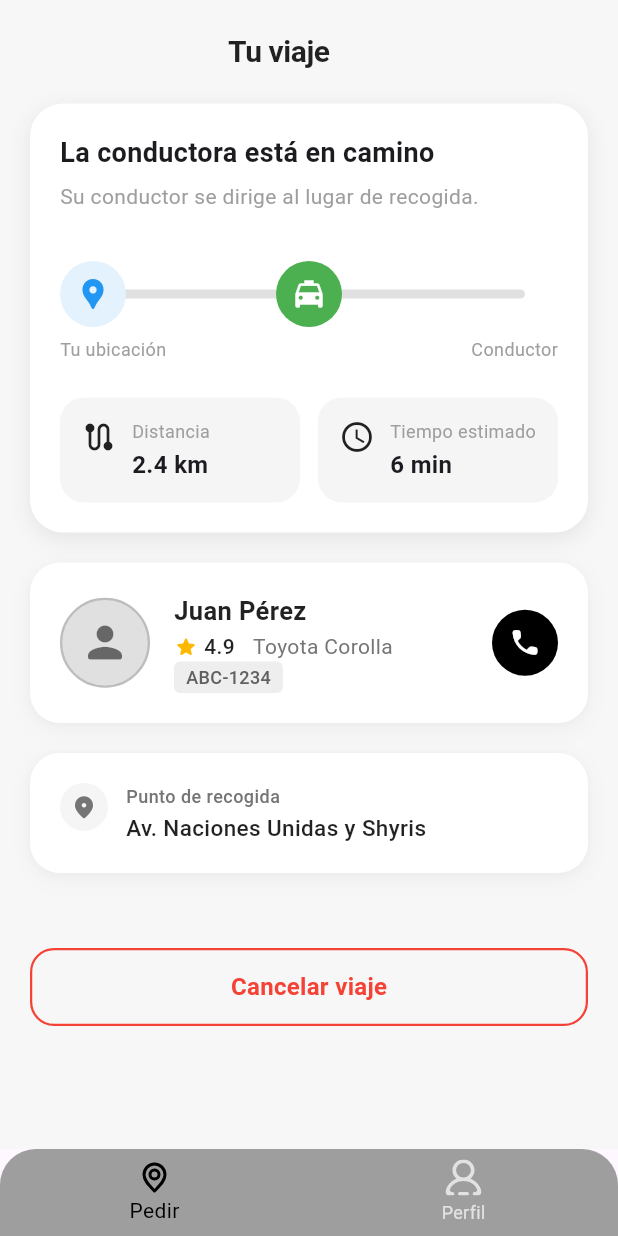
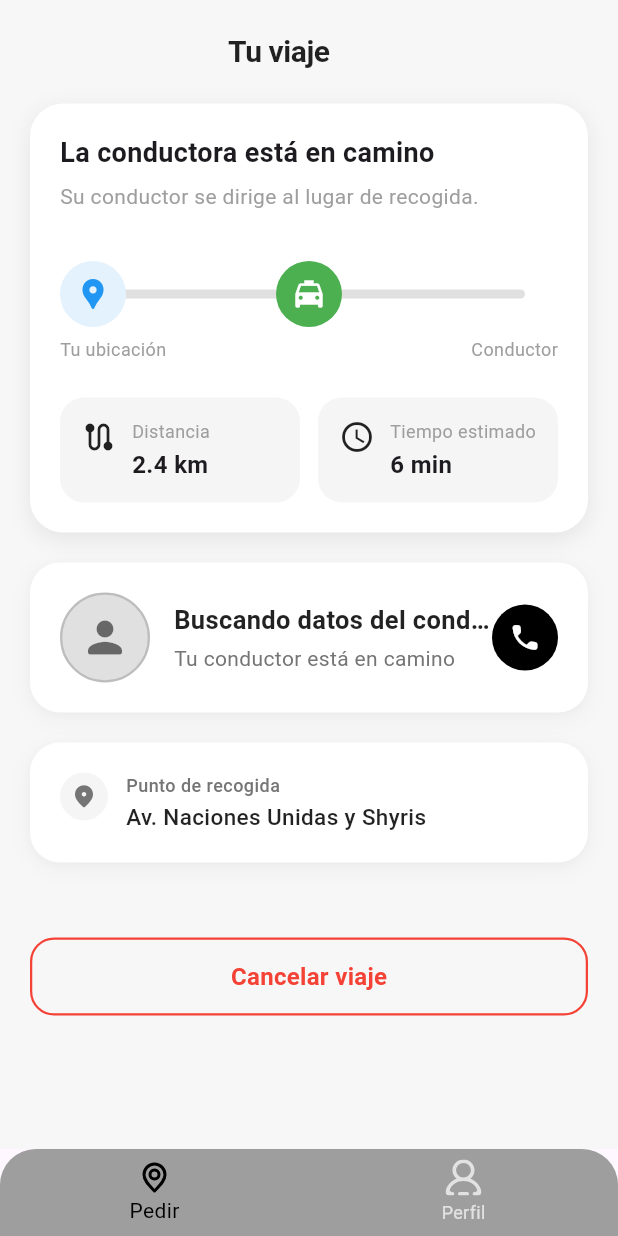
Before and after one commit to areascript22/project-taxi-passenger, a Flutter app: the BookingView screen opened directly, after a tap on "Go to Ride tracking Screen", on a phone screen of 412 x 824 dp. Run offline on Flutter 3.47's test engine with Material 3 defaults, Android fonts, the phone set to English and light mode, and no system bars; our stand-ins replace bloc, dartz, dio, firebase_auth, firebase_core, firebase_database and 10 more; missing offline and left inert: dio_smart_retry; accounts and stored records are empty; project files that could hold a hidden picture were left out.

Commit message:
feat: show the driver's data

```diff
--- a/lib/features/ride_tracking/domain/entity/ride_entity.dart
+++ b/lib/features/ride_tracking/domain/entity/ride_entity.dart
@@ -6,10 +6,12 @@ class DriverEntity {
 
   DriverEntity({required this.name, required this.photo});
 
-  factory DriverEntity.fromJson(Map<String, dynamic> json) {
+  factory DriverEntity.fromJson(Map<dynamic, dynamic>? json) {
+    if (json == null) return DriverEntity(name: '', photo: '');
+
     return DriverEntity(
-      name: json['name'] as String? ?? '',
-      photo: json['photo'] as String? ?? '',
+      name: json['displayName'] as String? ?? '',
+      photo: json['photoUrl'] as String? ?? '',
     );
   }
 }
@@ -24,8 +26,13 @@ class RideEntity {
   });
 
   factory RideEntity.fromJson(Map<String, dynamic> json) {
+    // El driver_app escribe la data del conductor anidada en driver.data
+    final driverNode = json['driver'];
+    final driverData =
+        driverNode is Map ? driverNode['data'] as Map<dynamic, dynamic>? : null;
+
     return RideEntity(
-      driver: DriverEntity.fromJson(json),
+      driver: DriverEntity.fromJson(driverData),
       rideStatus: _statusMapper(json['status'] as String?),
     );
   }
--- a/lib/features/ride_tracking/presentation/bloc/ride_tracking_bloc.dart
+++ b/lib/features/ride_tracking/presentation/bloc/ride_tracking_bloc.dart
@@ -37,7 +37,7 @@ class RideTrackingBloc extends Bloc<RideTrackingEvent, RideTrackingState> {
   void _onRideUpdated(RideUpdated event, Emitter<RideTrackingState> emit) {
     final ride = event.ride;
     debugPrint("Ride update event called ; ${ride}");
-    emit(state.copyWith(status: ride.rideStatus));
+    emit(state.copyWith(status: ride.rideStatus, ride: ride));
   }
 
   Future<void> _onStop(StopRideTracking event, Emitter<RideTrackingState> emit,
--- a/lib/features/ride_tracking/presentation/screen/ride_tracking_screen.dart
+++ b/lib/features/ride_tracking/presentation/screen/ride_tracking_screen.dart
@@ -1,4 +1,8 @@
 import 'package:flutter/material.dart';
+import 'package:flutter_bloc/flutter_bloc.dart';
+import 'package:get_it/get_it.dart';
+import 'package:passenger_app/features/ride_tracking/domain/entity/ride_entity.dart';
+import 'package:passenger_app/features/ride_tracking/presentation/bloc/ride_tracking_bloc.dart';
 import 'package:passenger_app/features/ride_tracking/presentation/widget/driver_distance_indicator.dart';
 
 class RideTrackingScreen extends StatelessWidget {
@@ -6,6 +10,22 @@ class RideTrackingScreen extends StatelessWidget {
 
   @override
   Widget build(BuildContext context) {
+    return BlocProvider.value(
+      value: GetIt.instance<RideTrackingBloc>(),
+      child: const _RideTrackingView(),
+    );
+  }
+}
+
+class _RideTrackingView extends StatelessWidget {
+  const _RideTrackingView();
+
+  @override
+  Widget build(BuildContext context) {
+    return BlocBuilder<RideTrackingBloc, RideTrackingState>(
+      builder: (context, state) {
+        final driver = state.ride?.driver;
+
         return Scaffold(
           backgroundColor: const Color(0xFFF7F7F7),
           body: SafeArea(
@@ -22,7 +42,7 @@ class RideTrackingScreen extends StatelessWidget {
                         children: [
                           DriverDistanceIndicator(progress: 0.50),
                           const SizedBox(height: 20),
-                      _buildDriverCard(),
+                          _buildDriverCard(driver),
                           const SizedBox(height: 20),
                           _buildTripInfo(),
                           const SizedBox(height: 50),
@@ -35,6 +55,8 @@ class RideTrackingScreen extends StatelessWidget {
               ),
             ),
           ),
+        );
+      },
     );
   }
 
@@ -62,45 +84,25 @@ class RideTrackingScreen extends StatelessWidget {
     );
   }
 
-  Widget _buildProgressCard() {
-    return Container(
-      width: double.infinity,
-      padding: const EdgeInsets.all(24),
-      decoration: _cardDecoration(),
-      child: Column(
-        crossAxisAlignment: CrossAxisAlignment.start,
-        children: [
-          const Text(
-            'Conductor en camino',
-            style: TextStyle(
-              fontSize: 18,
-              fontWeight: FontWeight.w600,
-              color: Colors.black87,
-            ),
-          ),
-          const SizedBox(height: 32),
-        ],
-      ),
-    );
-  }
-
-  Widget _buildDriverCard() {
+  Widget _buildDriverCard(DriverEntity? driver) {
     return Container(
       width: double.infinity,
       padding: const EdgeInsets.all(20),
       decoration: _cardDecoration(),
       child: Row(
         children: [
-          _buildDriverPhoto(),
+          _buildDriverPhoto(driver),
           const SizedBox(width: 16),
-          Expanded(child: _buildDriverInfo()),
+          Expanded(child: _buildDriverInfo(driver)),
           _buildCallButton(),
         ],
       ),
     );
   }
 
-  Widget _buildDriverPhoto() {
+  Widget _buildDriverPhoto(DriverEntity? driver) {
+    final hasPhoto = driver != null && driver.photo.isNotEmpty;
+
     return Container(
       width: 60,
       height: 60,
@@ -108,61 +110,46 @@ class RideTrackingScreen extends StatelessWidget {
         shape: BoxShape.circle,
         color: Colors.grey.shade300,
         border: Border.all(color: Colors.grey.shade400, width: 1.5),
+        image:
+            hasPhoto
+                ? DecorationImage(
+                  image: NetworkImage(driver.photo),
+                  fit: BoxFit.cover,
+                )
+                : null,
       ),
-      child: const Center(
+      child:
+          hasPhoto
+              ? null
+              : const Center(
                 child: Icon(Icons.person_rounded, color: Colors.black54, size: 34),
               ),
     );
   }
 
-  Widget _buildDriverInfo() {
+  Widget _buildDriverInfo(DriverEntity? driver) {
+    final driverName =
+        (driver != null && driver.name.isNotEmpty)
+            ? driver.name
+            : 'Buscando datos del conductor...';
+
     return Column(
       crossAxisAlignment: CrossAxisAlignment.start,
       children: [
-        const Text(
-          'Juan Pérez',
-          style: TextStyle(
+        Text(
+          driverName,
+          maxLines: 1,
+          overflow: TextOverflow.ellipsis,
+          style: const TextStyle(
             fontSize: 17,
             fontWeight: FontWeight.w600,
             color: Colors.black87,
           ),
         ),
-        const SizedBox(height: 2),
-        Row(
-          children: [
-            const Icon(Icons.star_rounded, size: 16, color: Color(0xFFFFB800)),
-            const SizedBox(width: 4),
-            const Text(
-              '4.9',
-              style: TextStyle(
-                fontSize: 14,
-                fontWeight: FontWeight.w500,
-                color: Colors.black87,
-              ),
-            ),
-            const SizedBox(width: 12),
+        const SizedBox(height: 4),
         Text(
-              'Toyota Corolla',
+          'Tu conductor está en camino',
           style: TextStyle(fontSize: 14, color: Colors.grey.shade600),
-            ),
-            const SizedBox(width: 12),
-
-          ],
-        ),
-        Container(
-          padding: const EdgeInsets.symmetric(horizontal: 8, vertical: 2),
-          decoration: BoxDecoration(
-            color: Colors.grey.shade200,
-            borderRadius: BorderRadius.circular(4),
-          ),
-          child: Text(
-            'ABC-1234',
-            style: TextStyle(
-              fontSize: 12,
-              fontWeight: FontWeight.w500,
-              color: Colors.grey.shade700,
-            ),
-          ),
         ),
       ],
     );
```
Lines whose indentation alone changed are shown as unchanged.
